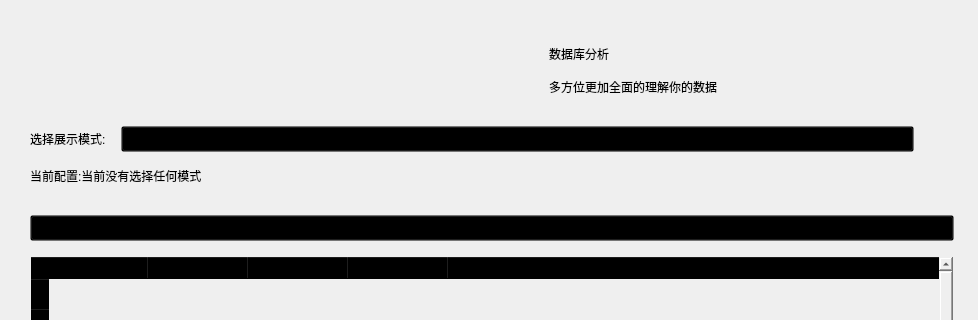
Qt form assets/ui/database_page.ui (271374667/SimpleWMS) before a commit; both pictures show x 0 to 978 and y 0 to 320 of the 978 by 738 pixel window.
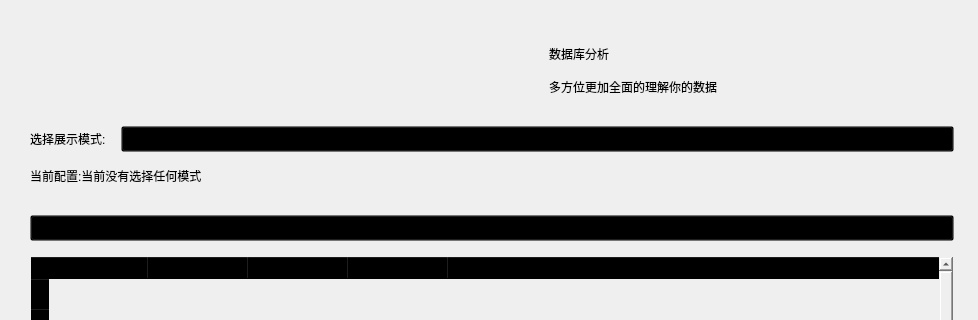
The same form after that commit. Icons and pictures are not drawn. Custom widgets are drawn as their Qt base class.

The edit to the form file:
```diff
--- a/assets/ui/database_page.ui
+++ b/assets/ui/database_page.ui
@@ -177,22 +177,6 @@
            </property>
           </widget>
          </item>
-         <item>
-          <spacer name="horizontalSpacer_4">
-           <property name="orientation">
-            <enum>Qt::Horizontal</enum>
-           </property>
-           <property name="sizeType">
-            <enum>QSizePolicy::Minimum</enum>
-           </property>
-           <property name="sizeHint" stdset="0">
-            <size>
-             <width>40</width>
-             <height>20</height>
-            </size>
-           </property>
-          </spacer>
-         </item>
         </layout>
        </item>
        <item>
```
